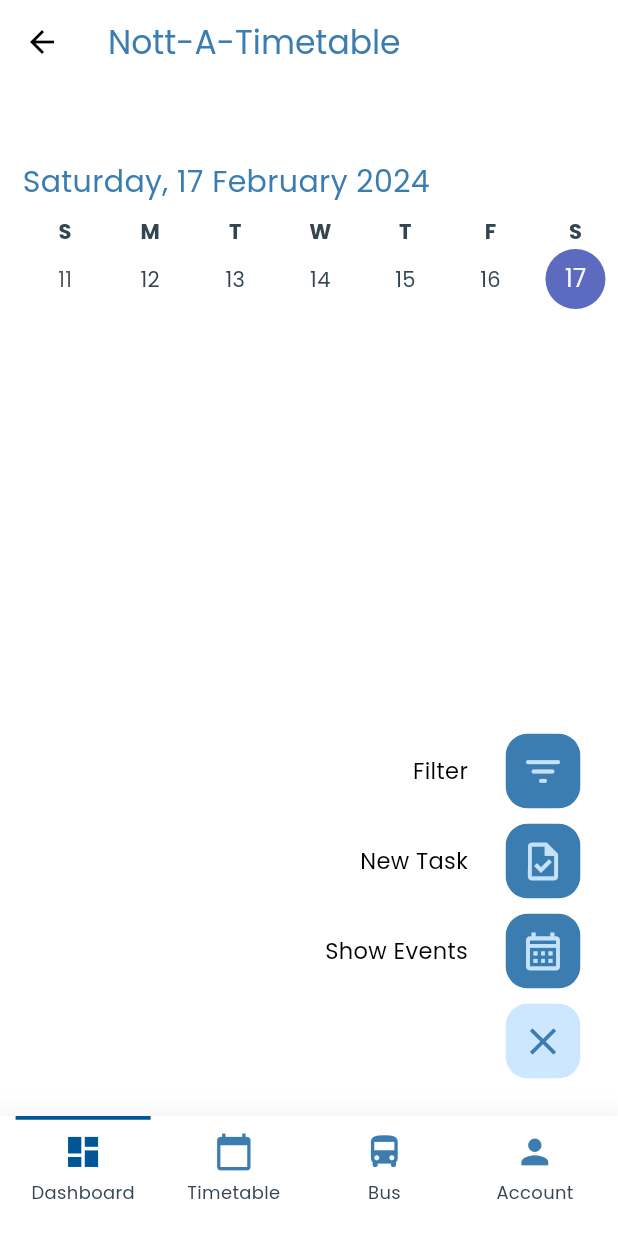
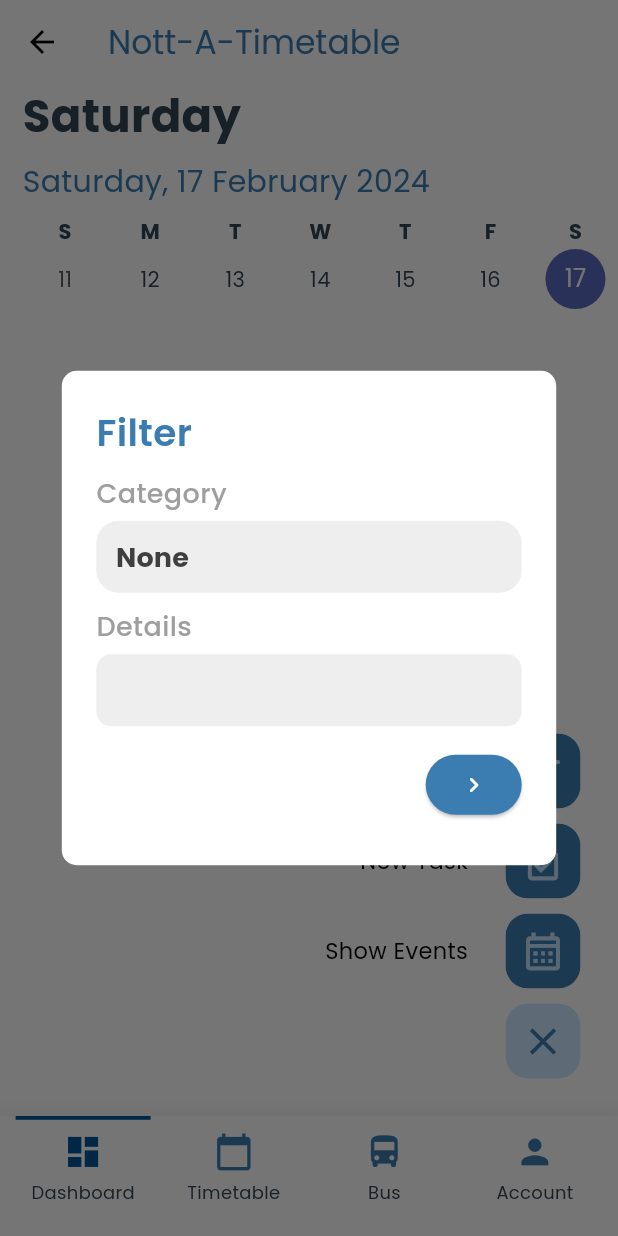
Before and after one commit to UoN-Computer-Science-Society/Nott-A-Student, a Flutter app: the DayView screen opened by its route, after a tap on the "add" icon, after a tap on the "filter list" icon, on a phone screen of 412 x 824 dp. Run offline on Flutter 3.47's test engine with Material 3 defaults, Android fonts, the phone set to English and light mode, and no system bars; drawn by our look-alikes of table_calendar; our stand-ins replace appwrite, bloc, dio, easy_stepper, equatable, flutter_bloc and 7 more; missing offline and left inert: flutter_calendar_week, is_first_run; accounts and stored records are empty; network calls fail; project files that could hold a hidden picture were left out.

Commit message:
tried cache and corrected some error
corrected parentdatawidget warning and show today timetable
passed coursecode (obtain from user info when they register) to appwrite function

```diff
--- a/lib/src/features/auth/presentation/cubit/login_cubit.dart
+++ b/lib/src/features/auth/presentation/cubit/login_cubit.dart
@@ -23,6 +23,11 @@ class LoginCubit extends Cubit<LoginState> {
     }
   }
 
+  //just added
+  void onLoginSuccess(String program) {
+    emit(LoginGetProgram(program: program));
+  }
+
   // Future<void> onFormSubmit(String username,String password) async {
   Future<void> onFormSubmit(BuildContext ctx) async {
     if (state.email.isEmpty || state.password.isEmpty) {
--- a/lib/src/features/auth/presentation/cubit/login_state.dart
+++ b/lib/src/features/auth/presentation/cubit/login_state.dart
@@ -38,3 +38,13 @@ class LoginSuccess extends LoginState {
   @override
   List<Object> get props => [userId];
 }
+
+//just added
+class LoginGetProgram extends LoginState {
+  final String program;
+
+  LoginGetProgram({required this.program});
+
+  @override
+  List<Object> get props => [program];
+}
--- a/lib/src/features/timetable/domain/models/Activity.dart
+++ b/lib/src/features/timetable/domain/models/Activity.dart
@@ -24,7 +24,7 @@ class Activity {
       this.roomDescription,
       this.roomSize,
       this.staff,
-      this.weeks});
+      this.weeks, required String program});
 
   Activity.fromJson(Map<String, dynamic> json) {
     activity = json['Activity'];
--- a/lib/src/features/timetable/presentation/bloc/timetable/ModuleRequestBloc.dart
+++ b/lib/src/features/timetable/presentation/bloc/timetable/ModuleRequestBloc.dart
@@ -1,33 +1,90 @@
 import 'package:appwrite/appwrite.dart';
+import 'package:appwrite/models.dart';
+import 'package:equatable/equatable.dart';
+import 'package:flutter_bloc/flutter_bloc.dart';
+import 'package:Nott_A_Student/src/features/auth/domain/auth_status.dart';
+
+// import 'package:Nott_A_Student/src/features/auth/domain/auth_cubit.dart';
 import 'package:Nott_A_Student/src/features/timetable/domain/models/Activity.dart';
 import 'dart:convert';
-// import 'package:flutter/material.dart';
+import 'package:shared_preferences/shared_preferences.dart';
+part 'Module_state.dart';
 
-class ModuleRequestBloc {
-  Future<List<Activity>> fetchTimetableData() async {
+class ModuleRequestBloc extends Cubit<ModuleState> {
+  List<Activity>? _cachedTimetableData;
+
+  ModuleRequestBloc()
+      : super(const ModuleState(
+          activity: [], // Change to activity
+          authStatus: AuthInitial(),
+        ));
+
+  Future<List<Activity>> fetchTimetableData(
+      String coursecode, String semester) async {
+    final cachedData = await _getCachedTimetableData();
+    if (cachedData != null) {
+      emit(state.copyWith(activity: cachedData)); // Change to activity
+      return cachedData;
+    }
+
+    // Fetch timetable data manually from remote source
+    try {
+      final timetableData = await _fetchTimetableManually(coursecode, semester);
+      emit(state.copyWith(activity: timetableData)); // Change to activity
+
+      // Cache the fetched timetable data
+      await _cacheTimetableData(timetableData);
+      return timetableData;
+    } catch (e) {
+      // Handle error
+      print('Error fetching timetable data: $e');
+      return [];
+    }
+
+  }
+
+  Future<void> _cacheTimetableData(List<Activity> timetableData) async {
+    final SharedPreferences prefs = await SharedPreferences.getInstance();
+    final encodedData = json
+        .encode(timetableData.map((activity) => activity.toJson()).toList());
+    await prefs.setString('timetable_data', encodedData);
+  }
+
+  Future<List<Activity>?> _getCachedTimetableData() async {
+    final SharedPreferences prefs = await SharedPreferences.getInstance();
+    final encodedData = prefs.getString('timetable_data');
+    if (encodedData != null) {
+      final decodedData = json.decode(encodedData) as List<dynamic>;
+      final timetableData =
+          decodedData.map((data) => Activity.fromJson(data)).toList();
+      return timetableData;
+    }
+    return null;
+  }
+
+  Future<List<Activity>> _fetchTimetableManually(
+      String coursecode, String semester) async {
     Client client = Client();
-    client
-        .setEndpoint('https://cloud.appwrite.io/v1') // Your API Endpoint
-        .setProject(
-            '6507b9d722fa8ccd95eb'); // Your project ID.setSelfSigned(status: true); // For self signed certificates, only use for development
+    client.setEndpoint('https://cloud.appwrite.io/v1') // Your API Endpoint
+            .setProject('6507b9d722fa8ccd95eb'); // Your project ID
+
 
     Functions functions = Functions(client);
-
     try {
       final execution = await functions.createExecution(
         functionId: '6512b5a466b1baa2a89c',
         path: '/timetable',
         method: 'GET',
-        headers: {
-          "CourseCode": "UG/M1059/M6UCOMPAI/F/02",
-          "Day": "1-5",
-          "Semester": "spring"
-        },
+        headers: {"CourseCode": coursecode, "Day": "1-5", "Semester": semester},
       );
-      print(execution.toMap());
 
       final List<dynamic> data = json.decode(execution.responseBody);
-      return data.map((json) => Activity.fromJson(json)).toList();
+
+      // Cache the fetched data
+      _cachedTimetableData =
+          data.map((json) => Activity.fromJson(json)).toList();
+
+      return _cachedTimetableData!;
     } catch (exception) {
       print(exception.toString());
       throw exception;
--- /dev/null
+++ b/lib/src/features/timetable/presentation/bloc/timetable/Module_state.dart
@@ -0,0 +1,35 @@
+// import 'package:Nott_A_Student/src/features/auth/domain/auth_status.dart';
+// import 'package:appwrite/models.dart';
+// import 'package:equatable/equatable.dart';
+
+part of 'ModuleRequestBloc.dart';
+
+class ModuleState extends Equatable {
+  final List<Activity> activity; // Change to List<Activity>
+  final Session? session;
+  final AuthStatus authStatus;
+
+  const ModuleState({
+    required this.activity, // Change to required this.activity
+    this.session,
+    this.authStatus = const AuthInitial(),
+  });
+
+  ModuleState copyWith({
+    Activity? timetableData,
+    Session? session,
+    AuthStatus? authStatus, required List<Activity> activity,
+  }) {
+    return ModuleState(
+      activity: activity,
+      session: session ?? this.session,
+      authStatus: authStatus ?? this.authStatus,
+    );
+  }
+
+  @override
+  List<Object> get props => [
+        activity,
+        authStatus,
+      ];
+}
--- a/lib/src/features/timetable/presentation/views/Filter.dart
+++ b/lib/src/features/timetable/presentation/views/Filter.dart
@@ -1,4 +1,5 @@
 // // dayView.dart
+import 'package:Nott_A_Student/src/features/timetable/presentation/views/FilterContainer.dart';
 import 'package:flutter/material.dart';
 // import 'package:intl/intl.dart';
 // import 'package:nott_a_student/src/features/timetable/presentation/bloc/news/ModuleRequestBloc.dart'; // Import your ModuleRequestBloc
@@ -7,24 +8,27 @@ import 'package:flutter/material.dart';
 // import 'package:nott_a_student/src/presentation/widget/nav-bar.dart';
 // import 'package:table_calendar/table_calendar.dart';
 
-class Filter extends StatelessWidget {
+class Filter extends StatefulWidget {
   const Filter({super.key});
 
   @override
+  State<Filter> createState() => _FilterState();
+}
+
+class _FilterState extends State<Filter> {
+  @override
   Widget build(BuildContext context) {
-    return Row(
-      mainAxisAlignment: MainAxisAlignment.spaceBetween,
+    return Container(
+        width: MediaQuery.of(context).size.width,
+        child: Row(
+          mainAxisAlignment: MainAxisAlignment.end,
           children: [
-        const Positioned(
-          bottom: 80.0, // Adjust the value to position the FilterButton
-          right: 5.0,
-          child: Text(
+            Text(
               'Filter',
               style: TextStyle(
                 color: Colors.black,
                 fontFamily: 'Poppins',
                 fontSize: 15.0,
-            ),
               ),
             ),
             Padding(
@@ -42,13 +46,38 @@ class Filter extends StatelessWidget {
                     ),
                     color: const Color.fromARGB(246, 202, 230, 255),
                     onPressed: () {
-                  // Handle onPressed logic here
+                      showDialog(
+                        context: context,
+                        builder: (BuildContext context) {
+                          return Dialog(
+                            shape: RoundedRectangleBorder(
+                              borderRadius: BorderRadius.circular(20.0),
+                            ),
+                            elevation: 0,
+                            backgroundColor: Colors.transparent,
+                            child: Center(
+                              child: Container(
+                                width: MediaQuery.of(context).size.width * 0.8,
+                                height:
+                                    MediaQuery.of(context).size.height * 0.4,
+                                decoration: BoxDecoration(
+                                  borderRadius: BorderRadius.circular(10),
+                                  color: Colors.white,
+                                ),
+                                child: Padding(
+                                    padding: const EdgeInsets.all(23.0),
+                                    child: FilterContainer()),
+                              ),
+                            ),
+                          );
+                        },
+                      );
                     },
                   ),
                 ),
               ),
             ),
           ],
-    );
+        ));
   }
 }
--- /dev/null
+++ b/lib/src/features/timetable/presentation/views/FilterContainer.dart
@@ -0,0 +1,145 @@
+//filter view container
+import 'package:flutter/material.dart';
+import 'package:gap/gap.dart';
+
+class FilterContainer extends StatefulWidget {
+  FilterContainer({Key? key}) : super(key: key);
+
+  @override
+  State<FilterContainer> createState() => _FilterContainerState();
+}
+
+class _FilterContainerState extends State<FilterContainer> {
+  String selectedCategory = 'None';
+
+  @override
+  Widget build(BuildContext context) {
+    return Column(
+      crossAxisAlignment: CrossAxisAlignment.start,
+      children: [
+        Text(
+          'Filter',
+          style: TextStyle(
+            color: Color(0xFF3B7DB0),
+            fontFamily: 'Poppins',
+            fontSize: 25.0,
+            fontWeight: FontWeight.w600,
+          ),
+        ),
+        // ),
+
+        Gap(10),
+
+        // Category
+
+        Text(
+          "Category",
+          style: TextStyle(
+              color: Colors.grey[500],
+              fontFamily: 'Poppins',
+              fontSize: 18.0,
+              fontWeight: FontWeight.w500),
+        ),
+
+        Gap(5),
+
+        Container(
+            width: MediaQuery.of(context).size.width * 0.8,
+            padding: EdgeInsets.symmetric(horizontal: 13.0),
+            decoration: BoxDecoration(
+              borderRadius: BorderRadius.circular(15.0),
+              color: Colors.grey[200],
+            ),
+            child: DropdownButton<String>(
+              value: selectedCategory,
+              icon: SizedBox.shrink(),
+              underline: SizedBox.shrink(),
+              // backgroundColor: Colors.white,
+              // backgroundRadius: BorderRadius.circular(15.0),
+              onChanged: (String? newValue) {
+                setState(() {
+                  selectedCategory = newValue!;
+                });
+              },
+              items: [
+                'None',
+                'Lecture',
+                'Lab',
+                'Tutorial',
+                'Personal Event',
+                'Others', //module/specific lecturers/lecture room
+              ].map<DropdownMenuItem<String>>((String value) {
+                return DropdownMenuItem<String>(
+                  value: value,
+                  child: Text(value),
+                );
+              }).toList(),
+            )),
+
+        //Details
+        Gap(10),
+
+        Text(
+          "Details",
+          style: TextStyle(
+              color: Colors.grey[500],
+              fontFamily: 'Poppins',
+              fontSize: 18.0,
+              fontWeight: FontWeight.w500),
+        ),
+
+        Gap(5),
+
+        TextFormField(
+          decoration: InputDecoration(
+            fillColor: Colors.grey[200],
+            filled: true,
+            labelStyle: TextStyle(
+              // backgroundColor: Colors.grey[200],
+              fontFamily: 'Poppins',
+              fontSize: 18.0, // Adjust the font size as needed
+            ),
+            border: OutlineInputBorder(
+              borderRadius:
+                  BorderRadius.circular(10.0), // Add circular border radius
+              borderSide: BorderSide.none, // Remove the border
+            ),
+            contentPadding: EdgeInsets.symmetric(
+              vertical: 10.0, // Adjust the vertical padding as needed
+              horizontal: 12.0, // Adjust the horizontal padding as needed
+            ),
+          ),
+        ),
+
+        //Submit
+        Gap(15),
+
+        Row(
+          mainAxisAlignment: MainAxisAlignment.end,
+          children: [
+            ElevatedButton(
+              onPressed: () {
+                // Add onPressed logic here
+              },
+              child: Icon(
+                Icons.chevron_right_rounded,
+                color: Colors.white,
+                size: 20.0,
+              ),
+              style: ElevatedButton.styleFrom(
+                backgroundColor: Color(0xFF3B7DB0),
+                padding: EdgeInsets.symmetric(
+                  vertical: 10.0,
+                  horizontal: 12.0,
+                ),
+                shape: RoundedRectangleBorder(
+                  borderRadius: BorderRadius.circular(20.0),
+                ),
+              ),
+            ),
+          ],
+        ),
+      ],
+    );
+  }
+}
--- a/lib/src/features/timetable/presentation/views/NewTasks.dart
+++ b/lib/src/features/timetable/presentation/views/NewTasks.dart
@@ -1,6 +1,6 @@
 // // dayView.dart
+import 'package:Nott_A_Student/src/features/timetable/presentation/views/addTaskContainer.dart';
 import 'package:flutter/material.dart';
-import 'package:Nott_A_Student/src/features/timetable/presentation/views/addTaskContainer.dart';
 // import 'package:intl/intl.dart';
 // import 'package:nott_a_student/src/features/timetable/presentation/bloc/news/ModuleRequestBloc.dart'; // Import your ModuleRequestBloc
 // import 'package:nott_a_student/src/features/timetable/domain/models/Activity.dart';
@@ -13,19 +13,17 @@ class NewTasks extends StatelessWidget {
 
   @override
   Widget build(BuildContext context) {
-    return Row(
-      mainAxisAlignment: MainAxisAlignment.spaceBetween,
+    return Container(
+        width: MediaQuery.of(context).size.width,
+        child: Row(
+          mainAxisAlignment: MainAxisAlignment.end,
           children: [
-        const Positioned(
-          bottom: 80.0, // Adjust the value to position the FilterButton
-          right: 5.0,
-          child: Text(
+            Text(
               'New Task',
               style: TextStyle(
                 color: Colors.black,
                 fontFamily: 'Poppins',
                 fontSize: 15.0,
-            ),
               ),
             ),
             Padding(
@@ -51,12 +49,19 @@ class NewTasks extends StatelessWidget {
                           ),
                         ),
                         clipBehavior: Clip.antiAliasWithSaveLayer,
+                        isDismissible: true,
+                        isScrollControlled: true,
+                        // enableDrag: true,
                         context: context,
                         builder: (BuildContext context) {
-                      return Material(
+                          return GestureDetector(
+                            // Handle dragging manually
+                            onVerticalDragStart: (details) {
+                              Navigator.of(context).pop();
+                            },
+                            child: Material(
                               child: AddTaskForm(),
-
-                        // child: AddTaskForm(),
+                            ),
                           );
                         },
                       );
@@ -66,6 +71,6 @@ class NewTasks extends StatelessWidget {
               ),
             ),
           ],
-    );
+        ));
   }
 }
--- a/lib/src/features/timetable/presentation/views/ShowEvents.dart
+++ b/lib/src/features/timetable/presentation/views/ShowEvents.dart
@@ -3,31 +3,23 @@ import 'package:flutter/material.dart';
 import 'package:Nott_A_Student/src/features/timetable/presentation/views/NewTasks.dart';
 import 'package:Nott_A_Student/src/features/timetable/presentation/views/addTaskContainer.dart';
 import 'package:sliding_up_panel/sliding_up_panel.dart';
-// import 'package:intl/intl.dart';
-// import 'package:nott_a_student/src/features/timetable/presentation/bloc/news/ModuleRequestBloc.dart'; // Import your ModuleRequestBloc
-// import 'package:nott_a_student/src/features/timetable/domain/models/Activity.dart';
-// import 'package:nott_a_student/src/features/timetable/presentation/widgets/ModuleCard.dart';
-// import 'package:nott_a_student/src/presentation/widget/nav-bar.dart';
-// import 'package:table_calendar/table_calendar.dart';
 
 class ShowEvents extends StatelessWidget {
   const ShowEvents({super.key});
 
   @override
   Widget build(BuildContext context) {
-    return Row(
-      mainAxisAlignment: MainAxisAlignment.spaceBetween,
+    return Container(
+        width: MediaQuery.of(context).size.width,
+        child: Row(
+          mainAxisAlignment: MainAxisAlignment.end,
           children: [
-        const Positioned(
-          bottom: 60.0,
-          right: 5.0,
-          child: Text(
+            Text(
               'Show Events',
               style: TextStyle(
                 color: Colors.black,
                 fontFamily: 'Poppins',
                 fontSize: 15.0,
-            ),
               ),
             ),
             Padding(
@@ -54,6 +46,6 @@ class ShowEvents extends StatelessWidget {
               ),
             ),
           ],
-    );
+        ));
   }
 }
--- a/lib/src/features/timetable/presentation/views/dayView.dart
+++ b/lib/src/features/timetable/presentation/views/dayView.dart
@@ -1,18 +1,21 @@
 // dayView.dart
+import 'package:Nott_A_Student/src/features/timetable/domain/models/Activity.dart';
+import 'package:Nott_A_Student/src/features/timetable/presentation/bloc/timetable/ModuleRequestBloc.dart';
+// import 'package:Nott_A_Student/src/features/timetable/presentation/bloc/timetable/Module_state.dart';
+import 'package:Nott_A_Student/src/features/timetable/presentation/views/Filter.dart';
+import 'package:Nott_A_Student/src/features/timetable/presentation/views/NewTasks.dart';
+import 'package:Nott_A_Student/src/features/timetable/presentation/views/ShowEvents.dart';
+import 'package:Nott_A_Student/src/features/timetable/presentation/widgets/ModuleCard.dart';
+import 'package:appwrite/appwrite.dart';
 import 'package:flutter/material.dart';
+import 'dart:convert';
 import 'package:intl/intl.dart';
-import 'package:Nott_A_Student/src/features/timetable/presentation/bloc/timetable/ModuleRequestBloc.dart'; // Import your ModuleRequestBloc
-import 'package:Nott_A_Student/src/features/timetable/domain/models/Activity.dart';
-// import 'package:Nott_A_Student/src/features/timetable/presentation/views/RedLine.dart';
-import 'package:Nott_A_Student/src/features/timetable/presentation/widgets/ModuleCard.dart';
 import 'package:Nott_A_Student/src/presentation/widget/nav-bar.dart';
 import 'package:table_calendar/table_calendar.dart';
-import 'package:Nott_A_Student/src/features/timetable/presentation/views/ShowEvents.dart';
-import 'package:Nott_A_Student/src/features/timetable/presentation/views/NewTasks.dart';
-import 'package:Nott_A_Student/src/features/timetable/presentation/views/Filter.dart';
 
 class DayView extends StatefulWidget {
-  const DayView({super.key});
+  // final String program;
+  const DayView({Key? key}) : super(key: key);
 
   @override
   State<DayView> createState() => _dayViewState();
@@ -29,15 +32,16 @@ class _dayViewState extends State<DayView> {
   String currentDate = DateFormat('EEEE, d MMMM y').format(DateTime.now());
   String currentDay = DateFormat('EEEE').format(DateTime.now());
   DateTime selectedDay = DateTime.now();
-  String selectedDayString = "";
+  String selectedDayString = DateFormat('EEEE').format(DateTime.now());
   String selectedDateString = "";
   // ignore: non_constant_identifier_names
   void _OnDaySelected(DateTime day, DateTime focusedDay) {
     setState(() {
       selectedDay = day;
       String selectedDateString = DateFormat('EEEE, d MMMM y').format(day);
+
       if (selectedDateString == currentDate) {
-        selectedDayString = "Today";
+        selectedDayString = DateFormat('EEEE').format(DateTime.now());
       } else {
         selectedDayString = DateFormat('EEEE').format(selectedDay);
       }
@@ -57,7 +61,21 @@ class _dayViewState extends State<DayView> {
   }
 
   Future<void> fetchTimetableData() async {
-    final data = await bloc.fetchTimetableData();
+    var response;
+    try {
+      final client = Client();
+      client
+          .setEndpoint('https://cloud.appwrite.io/v1')
+          .setProject('6507b9d722fa8ccd95eb');
+      Account account = Account(client);
+      response = await account.get();
+    } catch (error) {
+      print('Error while fetching account info: $error');
+      // Handle the error, e.g., show an error message to the user.
+    }
+
+    final data =
+        await bloc.fetchTimetableData(response.prefs.data['Program'], 'spring');
     setState(() {
       timetableData = data;
     });
@@ -150,15 +168,8 @@ class _dayViewState extends State<DayView> {
               ),
               Expanded(child: Builder(builder: (BuildContext context) {
                 return Stack(
+                  // context.read<AccountCubit>().state.email,
                   children: [
-                    // Wrap the RedLine widget with Builder
-                    // Builder(
-                    //   builder: (BuildContext context) {
-                    //     return RedLine(linePosition: calculateLinePosition());
-                    //   },
-                    // ),
-                    // RedLine(linePosition: calculateLinePosition()),
-                    // RedLine(linePosition: calculateLinePosition()),
                     ListView.builder(
                       itemCount: timetableData.length,
                       itemBuilder: (context, index) {
@@ -180,7 +191,9 @@ class _dayViewState extends State<DayView> {
                         }
                       },
                     ),
-                    Align(
+                    Container(
+                      width: MediaQuery.of(context).size.width,
+                      child: Align(
                         alignment: Alignment.bottomRight,
                         child: Padding(
                           padding: const EdgeInsets.all(25.0),
@@ -201,6 +214,7 @@ class _dayViewState extends State<DayView> {
                                     isExpanded = !isExpanded;
                                   });
                                 },
+                              ),
                             ),
                           ),
                         ),
```
Also changed, not shown: lib/src/features/auth/domain/auth_cubit.dart (+13 -0 lines), lib/src/features/timetable/presentation/bloc/timetable/Timetable_data.dart (added, +54 -0 lines), lib/src/features/timetable/presentation/views/addTaskContainer.dart (+39 -7 lines), lib/src/features/timetable/presentation/widgets/ModuleCard.dart (+36 -7 lines), lib/src/features/timetable/presentation/views/TimeTable.dart (line endings or trailing spaces), pubspec.lock. Lines whose indentation alone changed are shown as unchanged.
